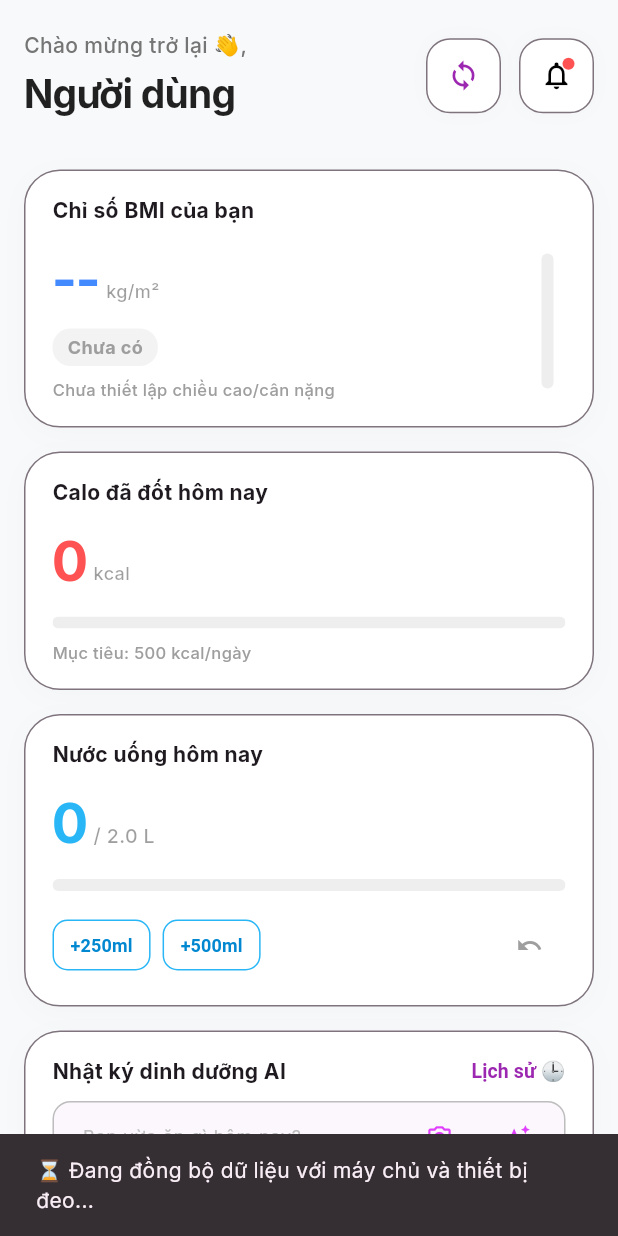
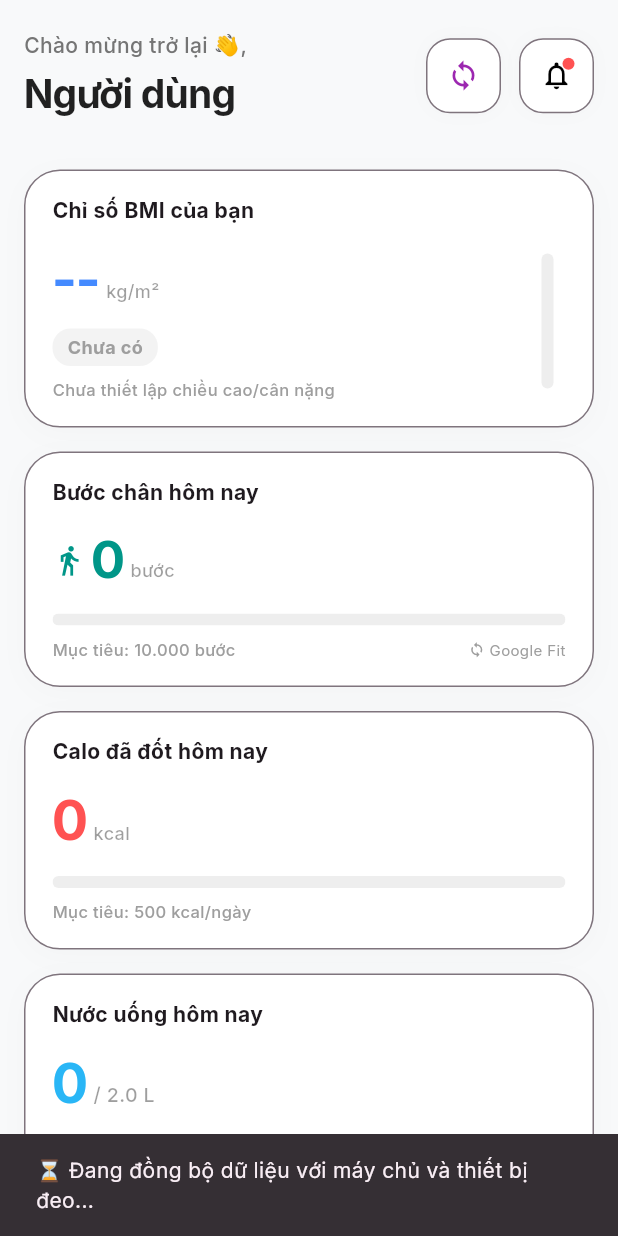
Before and after one commit to TrucNguyen1410/calories-prediction-app, a Flutter app: the HomeScreen screen opened directly, after a tap on the "sync" icon, on a phone screen of 412 x 824 dp. Run offline on Flutter 3.47's test engine with Material 3 defaults, Android fonts, the phone set to English and light mode, and no system bars; our stand-ins replace fl_chart, flutter_riverpod, font_awesome_flutter, google_fonts, google_sign_in, image_picker and 2 more; missing offline and left inert: tutorial_coach_mark; accounts and stored records are empty; network calls fail.

Commit message:
feat: show Google Fit step count on dashboard + capture on auto-sync
- HealthState gains todaySteps; refreshAll() captures steps returned by the
  Google Fit sync (which already runs automatically on every home load and
  pull-to-refresh) and keeps the previous value if a sync fails
- add a "Bước chân hôm nay" dashboard card with a 10k-step goal progress bar
  and a Google Fit badge, placed alongside BMI/calories/water

Co-Authored-By: Claude Opus 4.8 (1M context) <noreply@anthropic.com>

```diff
--- a/lib/providers/health_provider.dart
+++ b/lib/providers/health_provider.dart
@@ -18,6 +18,7 @@ class HealthState {
   final List<double> weeklyWeight; // 7 days
   final List<double> weeklyBMI; // 7 days
   final double todayWaterMl; // lượng nước đã uống hôm nay (ml)
+  final double todaySteps; // số bước hôm nay (đồng bộ từ Google Fit)
   final bool isLoading;
 
   HealthState({
@@ -31,6 +32,7 @@ class HealthState {
     this.weeklyWeight = const [0, 0, 0, 0, 0, 0, 0],
     this.weeklyBMI = const [0, 0, 0, 0, 0, 0, 0],
     this.todayWaterMl = 0.0,
+    this.todaySteps = 0.0,
     this.isLoading = false,
   });
 
@@ -91,6 +93,7 @@ class HealthState {
     List<double>? weeklyWeight,
     List<double>? weeklyBMI,
     double? todayWaterMl,
+    double? todaySteps,
     bool? isLoading,
   }) {
     return HealthState(
@@ -104,6 +107,7 @@ class HealthState {
       weeklyWeight: weeklyWeight ?? this.weeklyWeight,
       weeklyBMI: weeklyBMI ?? this.weeklyBMI,
       todayWaterMl: todayWaterMl ?? this.todayWaterMl,
+      todaySteps: todaySteps ?? this.todaySteps,
       isLoading: isLoading ?? this.isLoading,
     );
   }
@@ -181,13 +185,15 @@ class HealthNotifier extends StateNotifier<HealthState> {
       final activeUser = user ?? await _apiService.getUserData();
 
       // Tự động đồng bộ với Google Fit API trước khi tải danh sách bài tập!
+      double syncedSteps = state.todaySteps; // giữ giá trị cũ nếu đồng bộ lỗi
       if (activeUser != null) {
         final userId = activeUser['id'] ?? activeUser['_id'] ?? '';
         if (userId.isNotEmpty) {
           try {
-            await _apiService.syncGoogleFit(userId: userId);
+            final res = await _apiService.syncGoogleFit(userId: userId);
+            syncedSteps = ((res['data']?['steps']) ?? syncedSteps).toDouble();
           } catch (e) {
-            // Google Fit sync errors are non-critical
+            // Lỗi đồng bộ Google Fit không nghiêm trọng (token hết hạn / chưa liên kết)
           }
         }
       }
@@ -266,6 +272,7 @@ class HealthNotifier extends StateNotifier<HealthState> {
         weeklyWeight: wWeight,
         weeklyBMI: wBMI,
         todayWaterMl: waterToday,
+        todaySteps: syncedSteps,
         isLoading: false,
       );
     } catch (e) {
--- a/lib/screens/home_screen.dart
+++ b/lib/screens/home_screen.dart
@@ -240,6 +240,8 @@ class _HomeScreenState extends ConsumerState<HomeScreen> {
             children: [
               _buildBMICard(state),
               const SizedBox(height: 16),
+              _buildStepsCard(state),
+              const SizedBox(height: 16),
               _buildCaloriesCard(state),
               const SizedBox(height: 16),
               _buildWaterCard(state),
@@ -271,13 +273,20 @@ class _HomeScreenState extends ConsumerState<HomeScreen> {
             Row(
               crossAxisAlignment: CrossAxisAlignment.start,
               children: [
-                Expanded(child: _buildAICard()),
+                Expanded(child: _buildStepsCard(state)),
                 const SizedBox(width: 16),
                 Expanded(child: _buildWaterCard(state)),
               ],
             ),
             const SizedBox(height: 16),
-            _buildAIWorkoutCard(),
+            Row(
+              crossAxisAlignment: CrossAxisAlignment.start,
+              children: [
+                Expanded(child: _buildAICard()),
+                const SizedBox(width: 16),
+                Expanded(child: _buildAIWorkoutCard()),
+              ],
+            ),
             const SizedBox(height: 20),
             Row(
               crossAxisAlignment: CrossAxisAlignment.start,
@@ -576,6 +585,64 @@ class _HomeScreenState extends ConsumerState<HomeScreen> {
         shape: RoundedRectangleBorder(borderRadius: BorderRadius.circular(10)),
       ),
       child: Text(label, style: const TextStyle(fontSize: 12, fontWeight: FontWeight.bold)),
+    );
+  }
+
+  Widget _buildStepsCard(HealthState state) {
+    final isDark = Theme.of(context).brightness == Brightness.dark;
+    final steps = state.todaySteps;
+    const double stepGoal = 10000.0;
+    final progress = (steps / stepGoal).clamp(0.0, 1.0);
+
+    return _buildBentoCard(
+      title: 'Bước chân hôm nay',
+      color: Theme.of(context).cardColor,
+      child: Column(
+        crossAxisAlignment: CrossAxisAlignment.start,
+        mainAxisSize: MainAxisSize.min,
+        children: [
+          Row(
+            crossAxisAlignment: CrossAxisAlignment.baseline,
+            textBaseline: TextBaseline.alphabetic,
+            children: [
+              Icon(Icons.directions_walk, color: Colors.teal, size: 22),
+              const SizedBox(width: 4),
+              Text(
+                steps > 0 ? steps.toInt().toString() : '0',
+                style: const TextStyle(fontSize: 34, fontWeight: FontWeight.bold, color: Colors.teal, letterSpacing: -1),
+              ),
+              const SizedBox(width: 4),
+              Text('bước', style: TextStyle(color: isDark ? const Color(0xFF949BA4) : Colors.black38, fontSize: 12, fontWeight: FontWeight.w500)),
+            ],
+          ),
+          const SizedBox(height: 12),
+          ClipRRect(
+            borderRadius: BorderRadius.circular(6),
+            child: LinearProgressIndicator(
+              value: progress,
+              minHeight: 8,
+              backgroundColor: isDark ? const Color(0xFF35373C) : Colors.grey[200],
+              color: Colors.teal,
+            ),
+          ),
+          const SizedBox(height: 8),
+          Row(
+            mainAxisAlignment: MainAxisAlignment.spaceBetween,
+            children: [
+              Text('Mục tiêu: 10.000 bước',
+                  style: TextStyle(color: isDark ? const Color(0xFF949BA4) : Colors.grey[500], fontSize: 11, fontWeight: FontWeight.w500)),
+              Row(
+                children: [
+                  Icon(Icons.sync, size: 11, color: isDark ? const Color(0xFF949BA4) : Colors.grey[500]),
+                  const SizedBox(width: 3),
+                  Text('Google Fit',
+                      style: TextStyle(color: isDark ? const Color(0xFF949BA4) : Colors.grey[500], fontSize: 10)),
+                ],
+              ),
+            ],
+          ),
+        ],
+      ),
     );
   }
 
```
